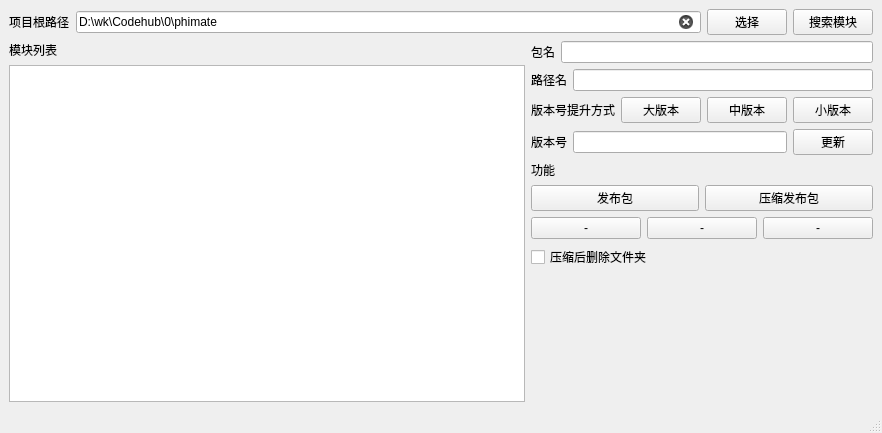
Old version of the form ui/form.ui in the repository Wel2018/py_app_packer.
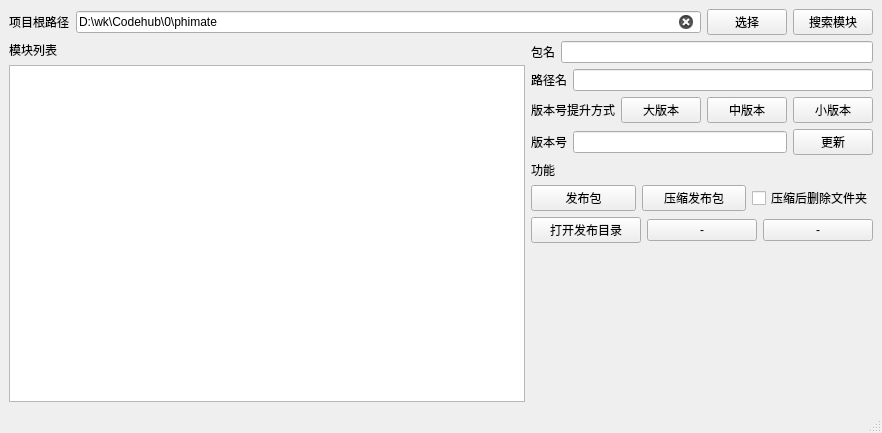
New version of the form.

Commit message: 支持压缩后删除原文件夹

Diff of the .ui file:
```diff
--- a/ui/form.ui
+++ b/ui/form.ui
@@ -174,6 +174,13 @@
               </property>
              </widget>
             </item>
+            <item>
+             <widget class="QCheckBox" name="is_delete_zipped_folder">
+              <property name="text">
+               <string>压缩后删除文件夹</string>
+              </property>
+             </widget>
+            </item>
            </layout>
           </item>
           <item>
@@ -181,7 +188,7 @@
             <item>
              <widget class="QPushButton" name="pushButton_7">
               <property name="text">
-               <string>-</string>
+               <string>打开发布目录</string>
               </property>
              </widget>
             </item>
@@ -201,13 +208,6 @@
             </item>
            </layout>
           </item>
-          <item>
-           <widget class="QCheckBox" name="is_delete_zipped_folder">
-            <property name="text">
-             <string>压缩后删除文件夹</string>
-            </property>
-           </widget>
-          </item>
           <item>
            <spacer name="verticalSpacer">
             <property name="orientation">
```
Left out of the diff: 2 changed lines with no effect on the pictures. The commit also changes 2 other files.
